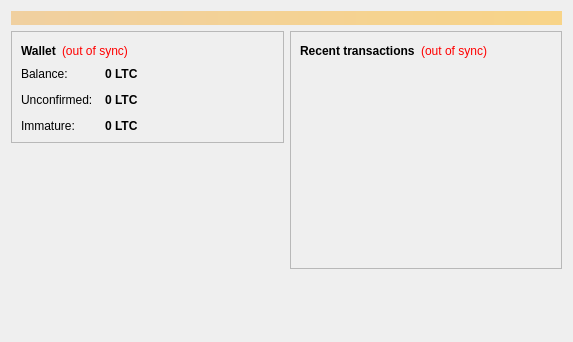
Qt form src/qt/forms/overviewpage.ui (whocoin/whocoin) before a commit.
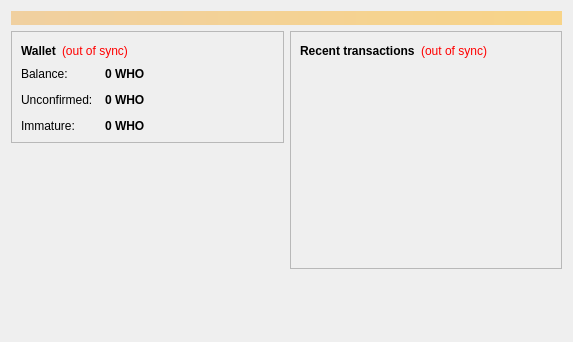
The same form after that commit.

Patch:
```diff
--- a/src/qt/forms/overviewpage.ui
+++ b/src/qt/forms/overviewpage.ui
@@ -122,7 +122,7 @@
                <string>Your current balance</string>
               </property>
               <property name="text">
-               <string notr="true">0 LTC</string>
+               <string notr="true">0 WHO</string>
               </property>
               <property name="textInteractionFlags">
                <set>Qt::LinksAccessibleByMouse|Qt::TextSelectableByKeyboard|Qt::TextSelectableByMouse</set>
@@ -151,7 +151,7 @@
                <string>Total of transactions that have yet to be confirmed, and do not yet count toward the current balance</string>
               </property>
               <property name="text">
-               <string notr="true">0 LTC</string>
+               <string notr="true">0 WHO</string>
               </property>
               <property name="textInteractionFlags">
                <set>Qt::LinksAccessibleByMouse|Qt::TextSelectableByKeyboard|Qt::TextSelectableByMouse</set>
@@ -177,7 +177,7 @@
                <string>Mined balance that has not yet matured</string>
               </property>
               <property name="text">
-               <string notr="true">0 LTC</string>
+               <string notr="true">0 WHO</string>
               </property>
               <property name="textInteractionFlags">
                <set>Qt::LinksAccessibleByMouse|Qt::TextSelectableByKeyboard|Qt::TextSelectableByMouse</set>
```
Left out of the diff: 4 changed lines with no effect on the pictures.
